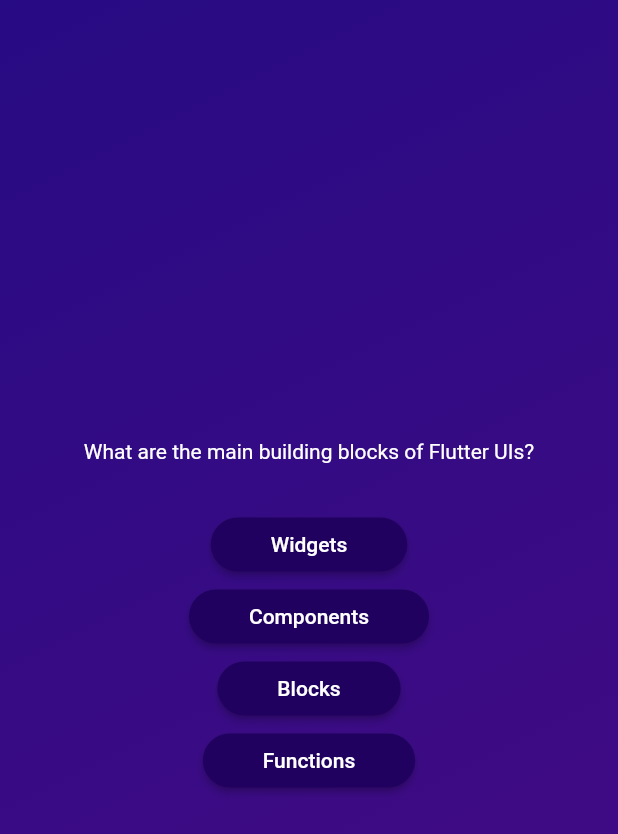
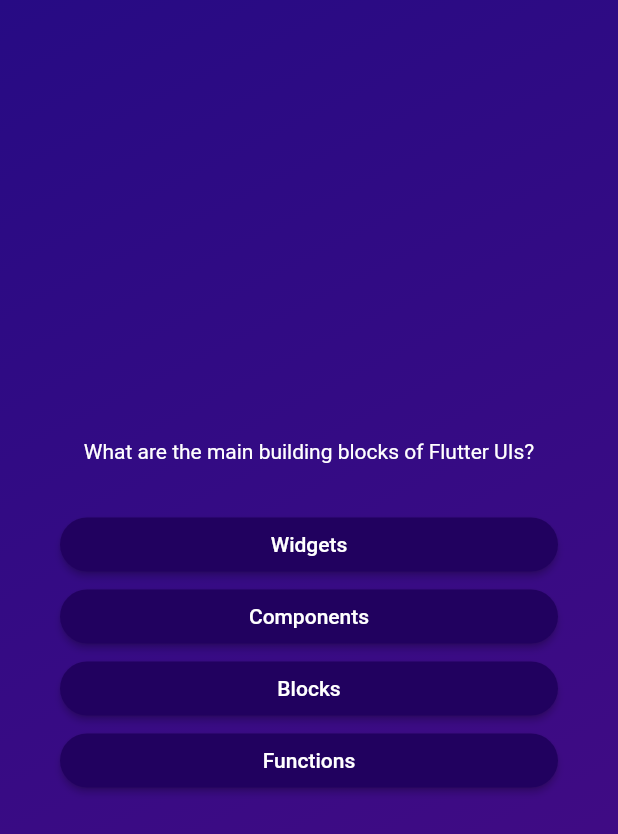
Before and after one commit to duartemelo/flutter-course, a Flutter app: the screen it shows after launch, after a tap on "Start Quiz", on a phone screen of 412 x 824 dp. Shown: the top 834 px of the screen. Run offline on Flutter 3.47's test engine with Material 2 defaults, Android fonts, the phone set to English and light mode, and no system bars.

Commit message:
Lesson 71

```diff
--- a/adv_basics/lib/questions_screen.dart
+++ b/adv_basics/lib/questions_screen.dart
@@ -18,10 +18,14 @@
 
     return SizedBox(
       width: double.infinity,
+      child: Container(
+        margin: const EdgeInsets.symmetric(horizontal: 40),
         child: Column(
           mainAxisAlignment: MainAxisAlignment.center,
+          crossAxisAlignment: CrossAxisAlignment.stretch,
           children: [
             Text(
+              textAlign: TextAlign.center,
               currentQuestion.text,
               style: const TextStyle(
                 color: Colors.white,
@@ -30,23 +34,16 @@
             const SizedBox(
               height: 30,
             ),
-          AnswerButton(
-            answerText: currentQuestion.answers[0],
+            ...currentQuestion.answers.map(
+              (item) {
+                return AnswerButton(
+                  answerText: item,
                   onClick: () {},
-          ),
-          AnswerButton(
-            answerText: currentQuestion.answers[1],
-            onClick: () {},
-          ),
-          AnswerButton(
-            answerText: currentQuestion.answers[2],
-            onClick: () {},
-          ),
-          AnswerButton(
-            answerText: currentQuestion.answers[3],
-            onClick: () {},
+                );
+              },
             ),
           ],
+        ),
       ),
     );
   }
```
Lines whose indentation alone changed are shown as unchanged.
